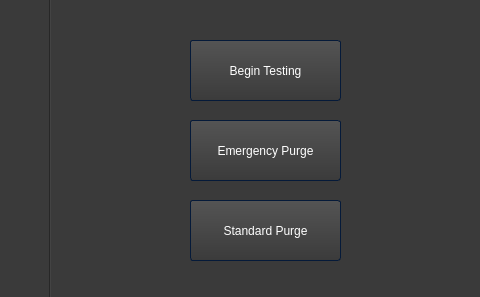
Above: initiatorgui1.ui from maxblack29/DetControl before the change; both pictures show x 740 to 1220 and y 0 to 297 of the 1220 by 297 pixel window. Below: the same form after it.
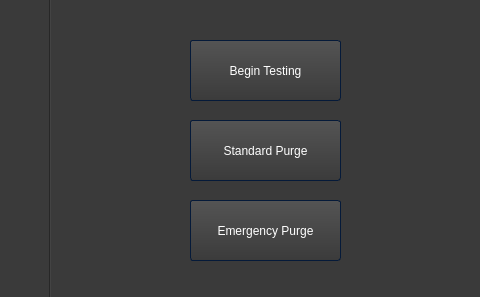
That is the form after the change. Icons and pictures are not drawn.

Diff of the .ui file:
```diff
--- a/initiatorgui1.ui
+++ b/initiatorgui1.ui
@@ -2801,7 +2801,7 @@
    <property name="geometry">
     <rect>
      <x>930</x>
-     <y>200</y>
+     <y>120</y>
      <width>151</width>
      <height>61</height>
     </rect>
@@ -2814,7 +2814,7 @@
    <property name="geometry">
     <rect>
      <x>930</x>
-     <y>120</y>
+     <y>200</y>
      <width>151</width>
      <height>61</height>
     </rect>
```
Left out of the diff: 4 changed lines with no effect on the pictures.
